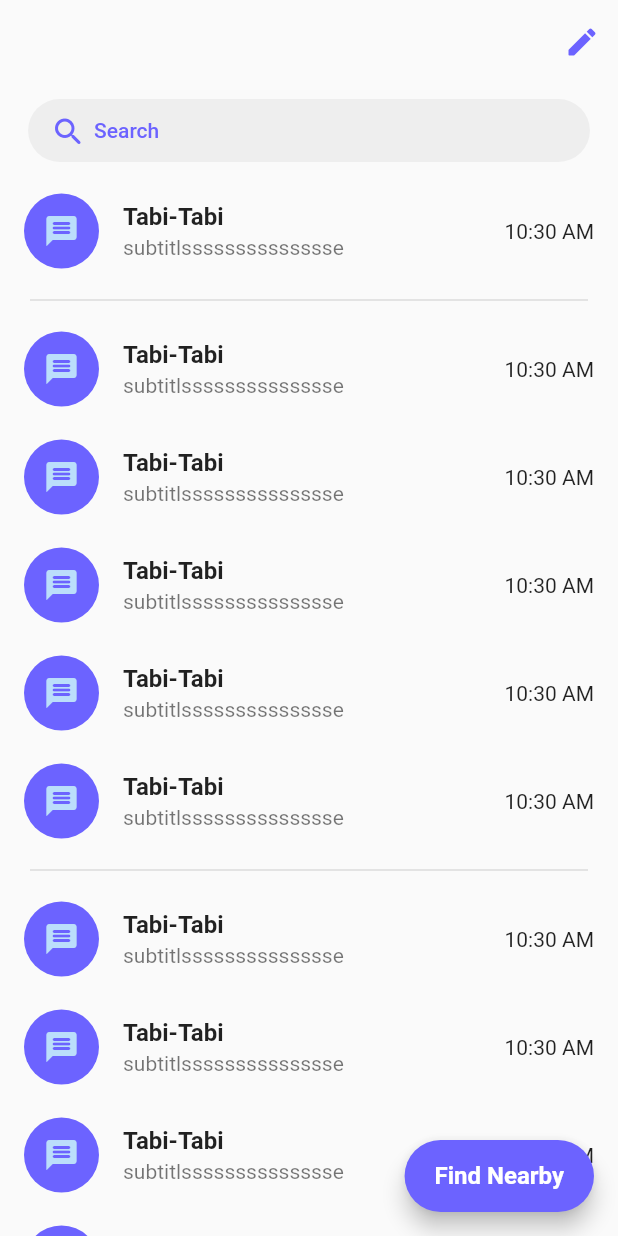
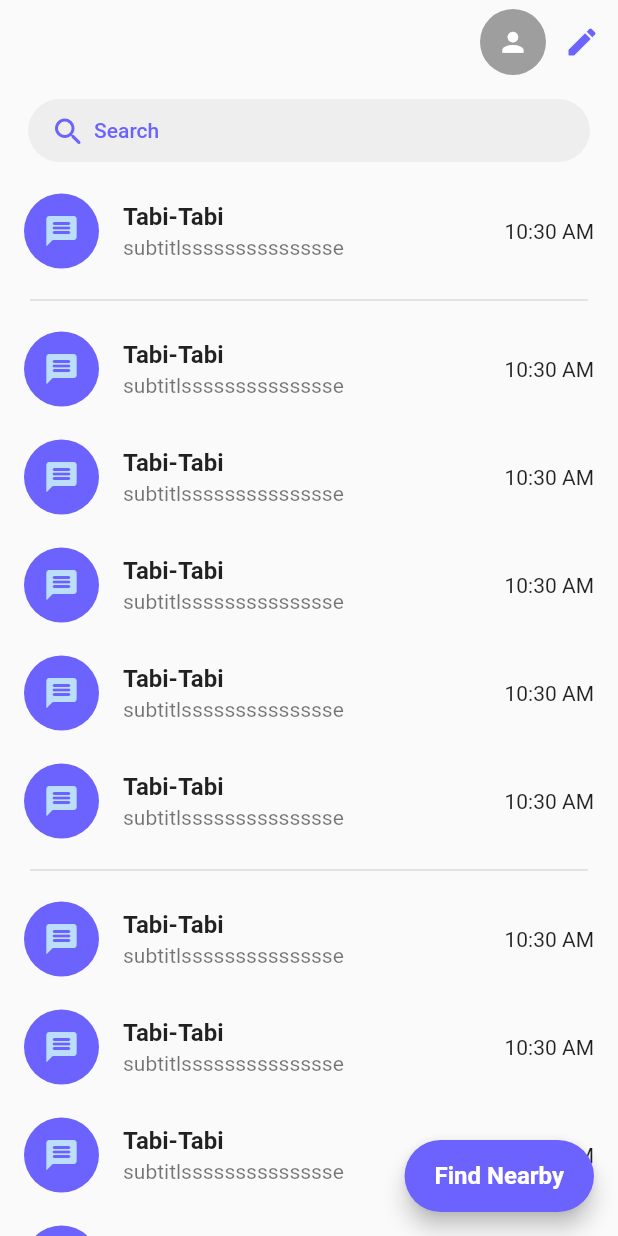
Before and after one commit to martinericksonn/Chat-App, a Flutter app: the screen it shows once a user with an empty profile is signed in, on a phone screen of 412 x 824 dp. Run offline on Flutter 3.47's test engine with Material 2 defaults, Android fonts, the phone set to English and light mode, and no system bars; our stand-ins replace cloud_firestore, firebase_auth, firebase_core, firebase_storage, get_it, image_picker and 1 more; accounts and stored records are empty; network calls fail.

Commit message:
added avatar and image picker working

```diff
--- a/chat_app/lib/src/models/chat_user_model.dart
+++ b/chat_app/lib/src/models/chat_user_model.dart
@@ -39,6 +39,14 @@ class ChatUser {
     return users;
   }
 
+  static Stream<ChatUser> fromUidStream({required String uid}) {
+    return FirebaseFirestore.instance
+        .collection('users')
+        .doc(uid)
+        .snapshots()
+        .map(ChatUser.fromDocumentSnap);
+  }
+
   Map<String, dynamic> get json => {
         'uid': uid,
         'username': username,
--- a/chat_app/lib/src/screens/home/home_screen.dart
+++ b/chat_app/lib/src/screens/home/home_screen.dart
@@ -5,7 +5,10 @@ import 'package:chat_app/src/controllers/chat_controller.dart';
 import 'package:chat_app/src/models/chat_user_model.dart';
 import 'package:chat_app/src/screens/create_message/new_message.dart';
 import 'package:chat_app/src/screens/home/chats_screen.dart';
+import 'package:chat_app/src/services/image_service.dart';
+import 'package:chat_app/src/widgets/avatar.dart';
 import 'package:chat_app/src/widgets/search_bar.dart';
+import 'package:firebase_auth/firebase_auth.dart';
 import 'package:flutter/services.dart';
 
 import 'package:flutter/material.dart';
@@ -195,6 +198,12 @@ class _HomeScreenState extends State<HomeScreen> {
         style: Theme.of(context).textTheme.titleLarge,
       ),
       actions: [
+        InkWell(
+            onTap: () {
+              ImageService.updateProfileImage();
+            },
+            child: AvatarImage(uid: FirebaseAuth.instance.currentUser!.uid),
+          ),
         IconButton(
           onPressed: () {
             Navigator.of(context).push(
--- /dev/null
+++ b/chat_app/lib/src/widgets/avatar.dart
@@ -0,0 +1,46 @@
+
+import 'package:chat_app/src/models/chat_user_model.dart';
+import 'package:flutter/material.dart';
+
+class AvatarImage extends StatelessWidget {
+  final String uid;
+  final double radius;
+  const AvatarImage({required this.uid, this.radius = 22, Key? key})
+      : super(key: key);
+
+  @override
+  Widget build(BuildContext context) {
+    return StreamBuilder<ChatUser>(
+        stream: ChatUser.fromUidStream(uid: uid),
+        builder: (context, AsyncSnapshot<ChatUser?> snap) {
+          if (snap.error != null || !snap.hasData) {
+            return  CircleAvatar(
+              radius: radius,
+              backgroundColor: Colors.grey,
+              child:  Icon(
+                Icons.person,
+                color: Colors.white,
+                size: radius * .95,
+              ),
+            );
+          } else {
+            if (snap.data!.image.isEmpty) {
+              return CircleAvatar(
+                radius: radius,
+                backgroundColor: Colors.grey,
+                child:  Icon(
+                  Icons.person,
+                  color: Colors.white, size: radius * .95,
+                ),
+              );
+            } else {
+              return CircleAvatar(
+                radius: radius,
+                backgroundColor: Colors.grey,
+                child: Image.network(snap.data!.image),
+              );
+            }
+          }
+        });
+  }
+}
--- a/chat_app/pubspec.yaml
+++ b/chat_app/pubspec.yaml
@@ -21,6 +21,7 @@ dependencies:
   get_it: ^7.2.0
   intl: ^0.17.0
   modal_bottom_sheet: ^2.0.1
+  image_picker: ^0.8.5+3
 
 dev_dependencies:
   flutter_test:
```
Also changed, not shown: chat_app/lib/src/services/image_service.dart (added, +28 -0 lines), chat_app/pubspec.lock.
